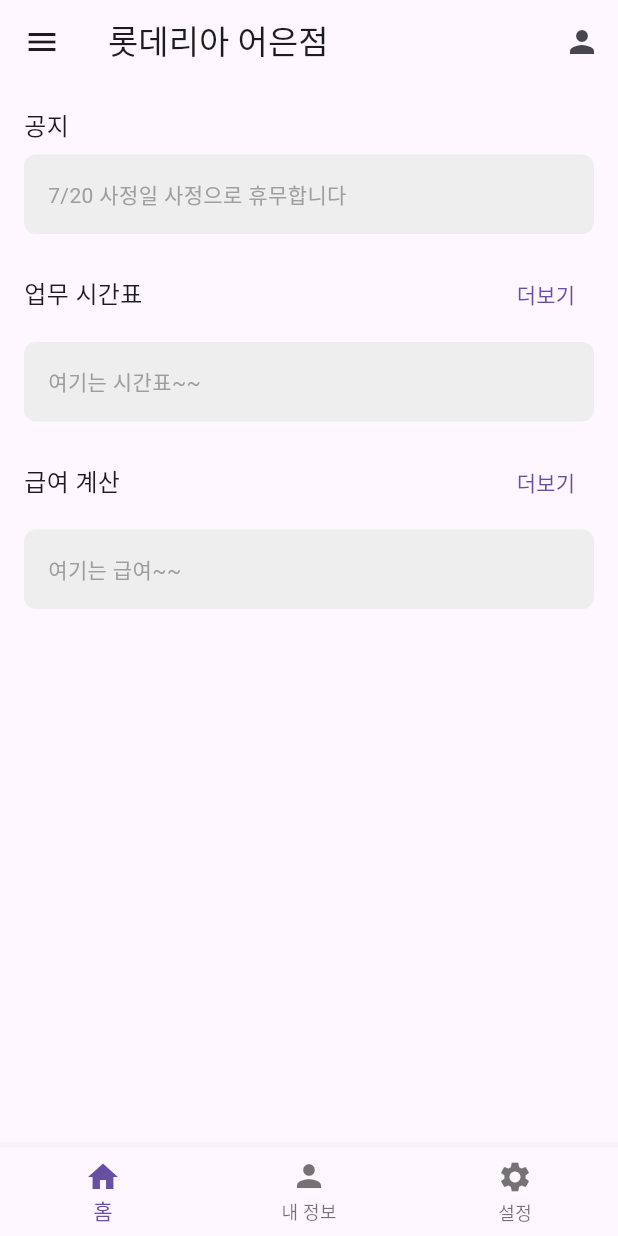
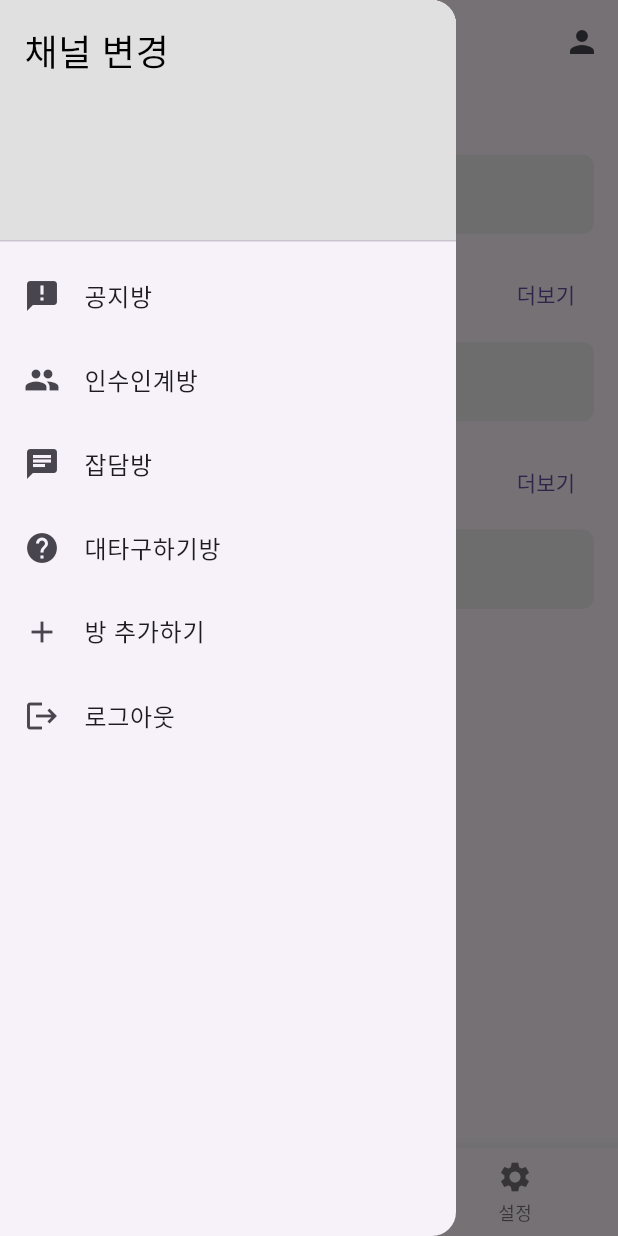
Before and after one commit to jaehee831/Madcamp-week4-FE, a Flutter app: the HomePage screen opened directly with empty values, with the side drawer open (before the commit the screen has no drawer), on a phone screen of 412 x 824 dp. Run offline on Flutter 3.47's test engine with Material 3 defaults, Android fonts, the phone set to English and light mode, and no system bars; missing offline and left inert: kakao_flutter_sdk, mysql_client.

Commit message:
사이드바 ui만 구현

```diff
--- a/lib/homepage.dart
+++ b/lib/homepage.dart
@@ -1,5 +1,6 @@
 import 'package:flutter/material.dart';
 import 'package:madcamp_week4_front/admin/admin_profile.dart';
+import 'salary_details_page.dart'; // Import the new screen
 
 class HomePage extends StatelessWidget {
   final int userId;
@@ -14,11 +15,13 @@ class HomePage extends StatelessWidget {
     return Scaffold(
       appBar: AppBar(
         title: const Text('롯데리아 어은점'),
-        leading: IconButton(
-          icon: const Icon(Icons.menu),
-          onPressed: () {
-            // 메뉴 버튼 동작 추가
-          },
+        leading: Builder(
+          builder: (context) => IconButton(
+            icon: const Icon(Icons.menu),
+            onPressed: () {
+              Scaffold.of(context).openDrawer();
+            },
+          ),
         ),
         actions: [
           IconButton(
@@ -26,11 +29,73 @@ class HomePage extends StatelessWidget {
             onPressed: () {
               Navigator.push(
                 context,
-                MaterialPageRoute(builder: (context) => AdminProfile(userId: userId)),
+                MaterialPageRoute(
+                    builder: (context) => AdminProfile(userId: userId)),
               );
             },
           ),
         ],
+      ),
+      drawer: Drawer(
+        child: ListView(
+          padding: EdgeInsets.zero,
+          children: <Widget>[
+            DrawerHeader(
+              decoration: BoxDecoration(
+                color: Colors.grey[300],
+              ),
+              child: const Text(
+                '채널 변경',
+                style: TextStyle(
+                  color: Colors.black,
+                  fontSize: 24,
+                ),
+              ),
+            ),
+            ListTile(
+              leading: const Icon(Icons.announcement),
+              title: const Text('공지방'),
+              onTap: () {
+                // 공지방 클릭 시 동작 추가
+              },
+            ),
+            ListTile(
+              leading: const Icon(Icons.group),
+              title: const Text('인수인계방'),
+              onTap: () {
+                // 인수인계방 클릭 시 동작 추가
+              },
+            ),
+            ListTile(
+              leading: const Icon(Icons.chat),
+              title: const Text('잡담방'),
+              onTap: () {
+                // 잡담방 클릭 시 동작 추가
+              },
+            ),
+            ListTile(
+              leading: const Icon(Icons.help),
+              title: const Text('대타구하기방'),
+              onTap: () {
+                // 대타구하기방 클릭 시 동작 추가
+              },
+            ),
+            ListTile(
+              leading: const Icon(Icons.add),
+              title: const Text('방 추가하기'),
+              onTap: () {
+                // 방 추가하기 클릭 시 동작 추가
+              },
+            ),
+            ListTile(
+              leading: const Icon(Icons.logout),
+              title: const Text('로그아웃'),
+              onTap: () {
+                // 로그아웃 클릭 시 동작 추가
+              },
+            ),
+          ],
+        ),
       ),
       body: Padding(
         padding: const EdgeInsets.all(16.0),
@@ -96,7 +161,12 @@ class HomePage extends StatelessWidget {
                 ),
                 TextButton(
                   onPressed: () {
-                    // 더보기 버튼 동작 추가
+                    Navigator.push(
+                      context,
+                      MaterialPageRoute(
+                          builder: (context) =>
+                              SalaryDetailsPage()), // Navigate to the new screen
+                    );
                   },
                   child: const Text('더보기'),
                 ),
```
Also changed, not shown: lib/main.dart (+11 -13 lines), lib/salary_details_page.dart (added, +44 -0 lines).
